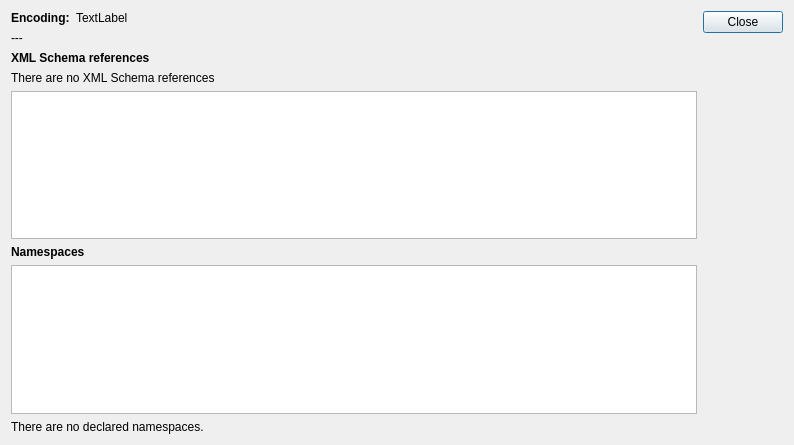
This is src/infodialog.ui in lbellonda/qxmledit as Qt 5 draws it before an edit. The edited form follows.
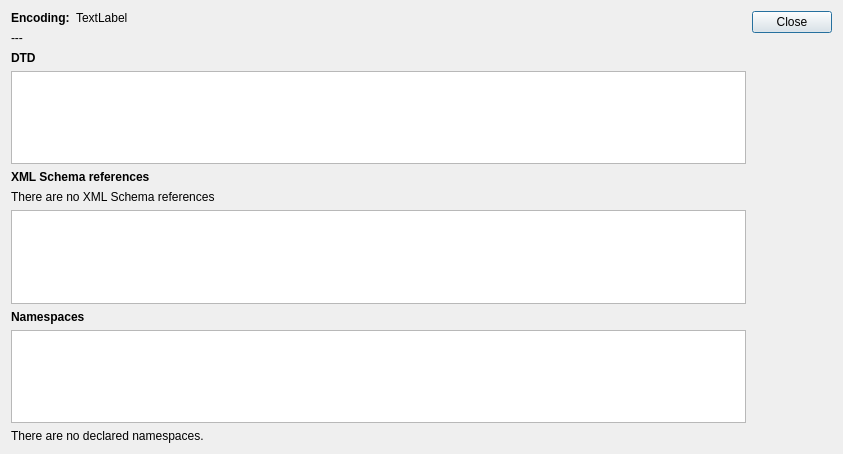
This is the edited form. Icons and pictures are not drawn.

The edit to the form file:
```diff
--- a/src/infodialog.ui
+++ b/src/infodialog.ui
@@ -6,8 +6,8 @@
    <rect>
     <x>0</x>
     <y>0</y>
-    <width>794</width>
-    <height>445</height>
+    <width>843</width>
+    <height>454</height>
    </rect>
   </property>
   <property name="windowTitle">
@@ -66,6 +66,32 @@
        </property>
       </widget>
      </item>
+     <item>
+      <widget class="QLabel" name="dtdLabel">
+       <property name="font">
+        <font>
+         <weight>75</weight>
+         <bold>true</bold>
+        </font>
+       </property>
+       <property name="text">
+        <string>DTD</string>
+       </property>
+      </widget>
+     </item>
+     <item>
+      <widget class="QPlainTextEdit" name="dtdEdit">
+       <property name="sizePolicy">
+        <sizepolicy hsizetype="Expanding" vsizetype="Maximum">
+         <horstretch>0</horstretch>
+         <verstretch>0</verstretch>
+        </sizepolicy>
+       </property>
+       <property name="readOnly">
+        <bool>true</bool>
+       </property>
+      </widget>
+     </item>
      <item>
       <widget class="QLabel" name="label_3">
        <property name="font">
@@ -153,14 +179,37 @@
     </layout>
    </item>
    <item>
-    <widget class="QDialogButtonBox" name="buttonBox">
-     <property name="orientation">
-      <enum>Qt::Vertical</enum>
-     </property>
-     <property name="standardButtons">
-      <set>QDialogButtonBox::Close</set>
-     </property>
-    </widget>
+    <layout class="QVBoxLayout" name="verticalLayout_2">
+     <item>
+      <widget class="QDialogButtonBox" name="buttonBox">
+       <property name="sizePolicy">
+        <sizepolicy hsizetype="Fixed" vsizetype="Maximum">
+         <horstretch>0</horstretch>
+         <verstretch>0</verstretch>
+        </sizepolicy>
+       </property>
+       <property name="orientation">
+        <enum>Qt::Vertical</enum>
+       </property>
+       <property name="standardButtons">
+        <set>QDialogButtonBox::Close</set>
+       </property>
+      </widget>
+     </item>
+     <item>
+      <spacer name="verticalSpacer">
+       <property name="orientation">
+        <enum>Qt::Vertical</enum>
+       </property>
+       <property name="sizeHint" stdset="0">
+        <size>
+         <width>20</width>
+         <height>40</height>
+        </size>
+       </property>
+      </spacer>
+     </item>
+    </layout>
    </item>
   </layout>
  </widget>
```
Left out of the diff: 35 changed lines with no effect on the pictures.
